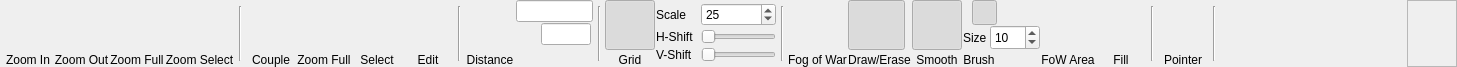
This is DMHelper/src/ribbontabmap.ui in MMetze/DMHelper as Qt 5 draws it before an edit. The edited form follows.
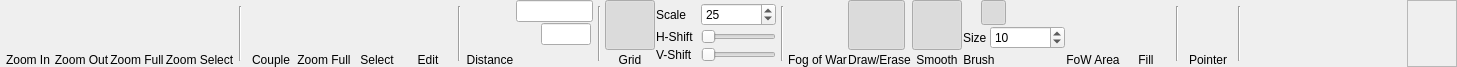
This is the edited form. Icons and pictures are not drawn. Custom widgets are drawn as their Qt base class.

Patch:
```diff
--- a/DMHelper/src/ribbontabmap.ui
+++ b/DMHelper/src/ribbontabmap.ui
@@ -1394,14 +1394,14 @@
          </property>
          <property name="minimumSize">
           <size>
-           <width>50</width>
-           <height>25</height>
+           <width>75</width>
+           <height>0</height>
           </size>
          </property>
          <property name="maximumSize">
           <size>
-           <width>16777215</width>
-           <height>25</height>
+           <width>75</width>
+           <height>16777215</height>
           </size>
          </property>
          <property name="toolTip">
```
